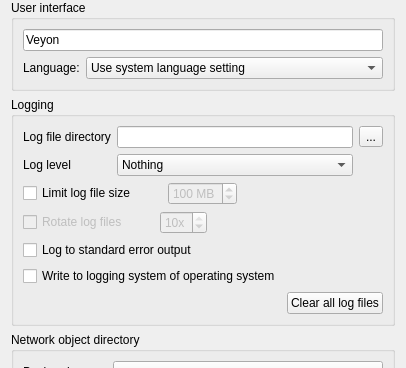
Old version of the form configurator/src/GeneralConfigurationPage.ui in the repository veyon/veyon; both pictures show x 0 to 406 and y 0 to 368 of the 406 by 533 pixel window.
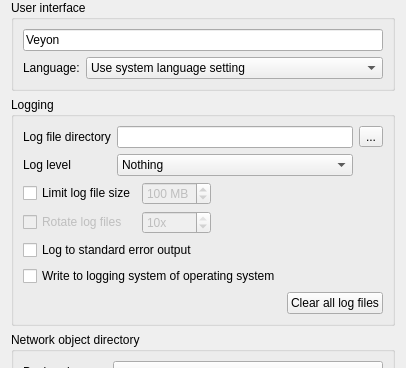
New version of the form. Icons and pictures are not drawn.

Diff of the .ui file:
```diff
--- a/configurator/src/GeneralConfigurationPage.ui
+++ b/configurator/src/GeneralConfigurationPage.ui
@@ -126,18 +126,37 @@
        </layout>
       </item>
       <item>
-       <layout class="QHBoxLayout" name="horizontalLayout_3">
-        <property name="spacing">
-         <number>32</number>
-        </property>
-        <item>
-         <widget class="QCheckBox" name="logFileSizeLimitEnabled">
+       <layout class="QGridLayout" name="gridLayout">
+        <item row="1" column="1">
+         <widget class="QSpinBox" name="logFileRotationCount">
+          <property name="enabled">
+           <bool>false</bool>
+          </property>
+          <property name="suffix">
+           <string>x</string>
+          </property>
+          <property name="minimum">
+           <number>1</number>
+          </property>
+          <property name="maximum">
+           <number>10</number>
+          </property>
+          <property name="value">
+           <number>10</number>
+          </property>
+         </widget>
+        </item>
+        <item row="1" column="0">
+         <widget class="QCheckBox" name="logFileRotationEnabled">
+          <property name="enabled">
+           <bool>false</bool>
+          </property>
           <property name="text">
-           <string>Limit log file size</string>
+           <string>Rotate log files</string>
           </property>
          </widget>
         </item>
-        <item>
+        <item row="0" column="1">
          <widget class="QSpinBox" name="logFileSizeLimit">
           <property name="enabled">
            <bool>false</bool>
@@ -156,64 +175,22 @@
           </property>
          </widget>
         </item>
-        <item>
-         <spacer name="horizontalSpacer_6">
-          <property name="orientation">
-           <enum>Qt::Horizontal</enum>
-          </property>
-          <property name="sizeHint" stdset="0">
-           <size>
-            <width>40</width>
-            <height>20</height>
-           </size>
-          </property>
-         </spacer>
-        </item>
-       </layout>
-      </item>
-      <item>
-       <layout class="QHBoxLayout" name="horizontalLayout_4">
-        <property name="spacing">
-         <number>32</number>
-        </property>
-        <item>
-         <widget class="QCheckBox" name="logFileRotationEnabled">
-          <property name="enabled">
-           <bool>false</bool>
-          </property>
+        <item row="0" column="0">
+         <widget class="QCheckBox" name="logFileSizeLimitEnabled">
           <property name="text">
-           <string>Rotate log files</string>
+           <string>Limit log file size</string>
           </property>
          </widget>
         </item>
-        <item>
-         <widget class="QSpinBox" name="logFileRotationCount">
-          <property name="enabled">
-           <bool>false</bool>
-          </property>
-          <property name="suffix">
-           <string>x</string>
-          </property>
-          <property name="minimum">
-           <number>1</number>
-          </property>
-          <property name="maximum">
-           <number>10</number>
-          </property>
-          <property name="value">
-           <number>10</number>
-          </property>
-         </widget>
-        </item>
-        <item>
-         <spacer name="horizontalSpacer_8">
+        <item row="0" column="2">
+         <spacer name="horizontalSpacer">
           <property name="orientation">
            <enum>Qt::Horizontal</enum>
           </property>
           <property name="sizeHint" stdset="0">
            <size>
             <width>40</width>
-            <height>20</height>
+            <height>0</height>
            </size>
           </property>
          </spacer>
```
Left out of the diff: 17 changed lines with no effect on the pictures.
